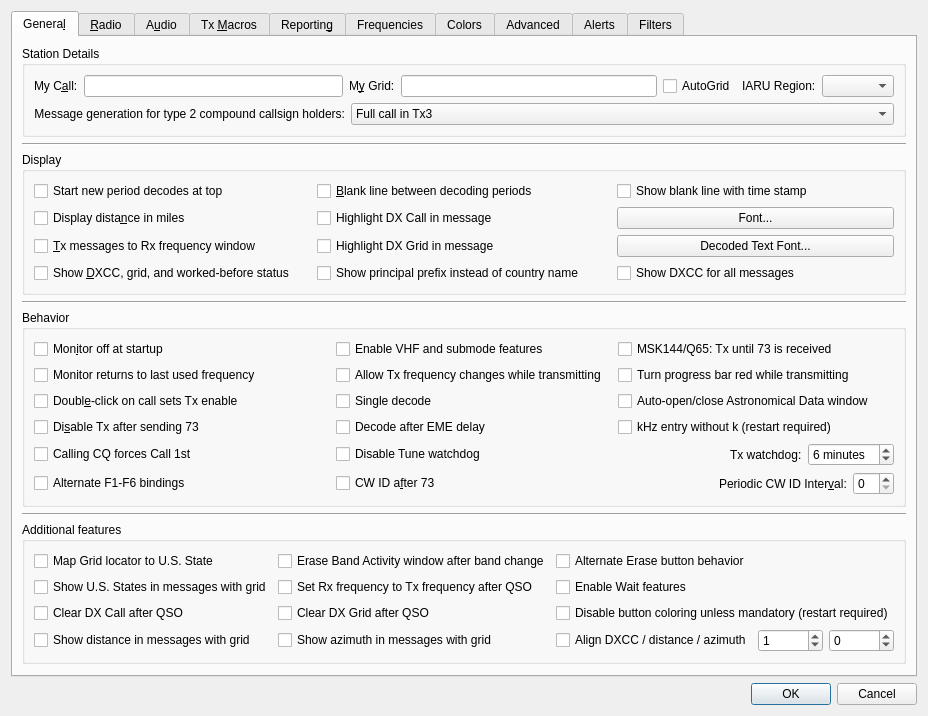
Old version of the form Configuration.ui in the repository uaro-radio/wsjtx.
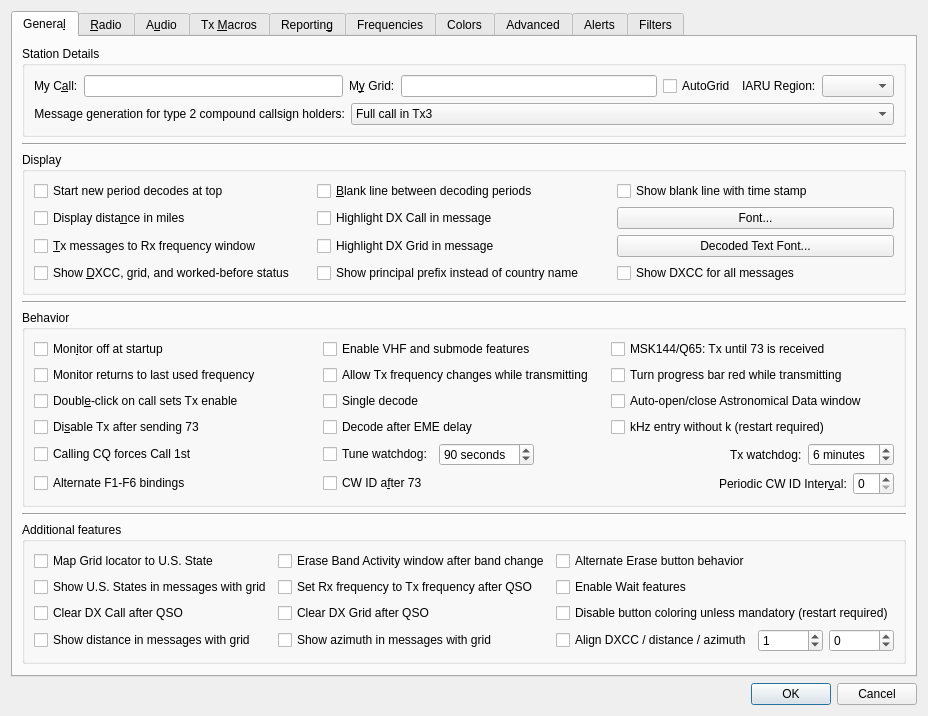
New version of the form. Custom widgets are drawn as their Qt base class.

Commit message: Make Tune watchdog adjustable.

```diff
--- a/Configuration.ui
+++ b/Configuration.ui
@@ -298,29 +298,6 @@
           <string>Behavior</string>
          </property>
          <layout class="QGridLayout" name="gridLayout_8">
-          <item row="1" column="1">
-           <spacer name="horizontalSpacer_14">
-            <property name="orientation">
-             <enum>Qt::Horizontal</enum>
-            </property>
-            <property name="sizeType">
-             <enum>QSizePolicy::Fixed</enum>
-            </property>
-            <property name="sizeHint" stdset="0">
-             <size>
-              <width>20</width>
-              <height>20</height>
-             </size>
-            </property>
-           </spacer>
-          </item>
-          <item row="8" column="0">
-           <widget class="QCheckBox" name="alternate_bindings_check_box">
-            <property name="text">
-             <string>Alternate F1-F6 bindings</string>
-            </property>
-           </widget>
-          </item>
           <item row="6" column="0">
            <widget class="QCheckBox" name="force_call_1st_check_box">
             <property name="text">
@@ -328,53 +305,13 @@
             </property>
            </widget>
           </item>
-          <item row="3" column="2">
+          <item row="3" column="1">
            <widget class="QCheckBox" name="decode_at_52s_check_box">
             <property name="text">
              <string>Decode after EME delay</string>
             </property>
            </widget>
           </item>
-          <item row="2" column="2">
-           <widget class="QCheckBox" name="single_decode_check_box">
-            <property name="text">
-             <string>Single decode</string>
-            </property>
-           </widget>
-          </item>
-          <item row="0" column="0">
-           <widget class="QCheckBox" name="monitor_off_check_box">
-            <property name="toolTip">
-             <string>Don't start decoding until the monitor button is clicked.</string>
-            </property>
-            <property name="text">
-             <string>Mon&amp;itor off at startup</string>
-            </property>
-            <property name="checked">
-             <bool>false</bool>
-            </property>
-           </widget>
-          </item>
-          <item row="1" column="0">
-           <widget class="QCheckBox" name="monitor_last_used_check_box">
-            <property name="toolTip">
-             <string>&lt;html&gt;&lt;head/&gt;&lt;body&gt;&lt;p&gt;Check this if you wish to automatically return to the last monitored frequency when monitor is enabled, leave it unchecked if you wish to have the current rig frequency maintained.&lt;/p&gt;&lt;/body&gt;&lt;/html&gt;</string>
-            </property>
-            <property name="text">
-             <string>Monitor returns to last used frequency</string>
-            </property>
-           </widget>
-          </item>
-          <item row="1" column="3">
-           <widget class="QCheckBox" name="progress_bar_check_box">
-            <property name="toolTip">
-             <string>&lt;html&gt;&lt;head/&gt;&lt;body&gt;&lt;p&gt;Turn the progress bar red while transmitting.&lt;/p&gt;&lt;/body&gt;&lt;/html&gt;</string>
-            </property>
-            <property name="text">
-             <string>Turn progress bar red while transmitting</string>
-            </property>
-           </widget>
-          </item>
           <item row="2" column="0">
            <widget class="QCheckBox" name="quick_call_check_box">
             <property name="toolTip">
@@ -385,7 +322,7 @@
             </property>
            </widget>
           </item>
-          <item row="8" column="2" colspan="2">
+          <item row="8" column="1" colspan="2">
            <layout class="QHBoxLayout" name="horizontalLayout_9">
             <item>
              <widget class="QCheckBox" name="CW_id_after_73_check_box">
@@ -438,18 +375,50 @@
             </item>
            </layout>
           </item>
-          <item row="3" column="0">
-           <widget class="QCheckBox" name="disable_TX_on_73_check_box">
+          <item row="0" column="0">
+           <widget class="QCheckBox" name="monitor_off_check_box">
             <property name="toolTip">
-             <string>Turns off automatic transmissions after sending a 73 or any other free
-text message.</string>
+             <string>Don't start decoding until the monitor button is clicked.</string>
             </property>
             <property name="text">
-             <string>Di&amp;sable Tx after sending 73</string>
+             <string>Mon&amp;itor off at startup</string>
+            </property>
+            <property name="checked">
+             <bool>false</bool>
+            </property>
+           </widget>
+          </item>
+          <item row="2" column="2">
+           <widget class="QCheckBox" name="auto_astro_check_box">
+            <property name="toolTip">
+             <string>&lt;html&gt;&lt;head/&gt;&lt;body&gt;&lt;p&gt;Open the Astronomical Data window automatically when switching to Q65 or JT65 mode and Decode after EME delay is enabled, and close it when no longer needed.&lt;/p&gt;&lt;/body&gt;&lt;/html&gt;</string>
+            </property>
+            <property name="text">
+             <string>Auto-open/close Astronomical Data window</string>
+            </property>
+           </widget>
+          </item>
+          <item row="3" column="2">
+           <widget class="QCheckBox" name="kHz_without_k_check_box">
+            <property name="toolTip">
+             <string>&lt;html&gt;&lt;head/&gt;&lt;body&gt;&lt;p&gt;Allow kHz frequency offset entry without 'k' suffix.&lt;/p&gt;&lt;/body&gt;&lt;/html&gt;</string>
+            </property>
+            <property name="text">
+             <string>kHz entry without k (restart required)</string>
             </property>
            </widget>
           </item>
           <item row="1" column="2">
+           <widget class="QCheckBox" name="progress_bar_check_box">
+            <property name="toolTip">
+             <string>&lt;html&gt;&lt;head/&gt;&lt;body&gt;&lt;p&gt;Turn the progress bar red while transmitting.&lt;/p&gt;&lt;/body&gt;&lt;/html&gt;</string>
+            </property>
+            <property name="text">
+             <string>Turn progress bar red while transmitting</string>
+            </property>
+           </widget>
+          </item>
+          <item row="1" column="1">
            <widget class="QCheckBox" name="tx_QSY_check_box">
             <property name="toolTip">
              <string>&lt;html&gt;&lt;head/&gt;&lt;body&gt;&lt;p&gt;Some rigs are not able to process CAT commands while transmitting. This means that if you are operating in split mode you may have to uncheck this option.&lt;/p&gt;&lt;/body&gt;&lt;/html&gt;</string>
@@ -459,14 +428,14 @@
             </property>
            </widget>
           </item>
-          <item row="0" column="2">
+          <item row="0" column="1">
            <widget class="QCheckBox" name="enable_VHF_features_check_box">
             <property name="text">
              <string>Enable VHF and submode features</string>
             </property>
            </widget>
           </item>
-          <item row="0" column="3">
+          <item row="0" column="2">
            <widget class="QCheckBox" name="repeat_Tx_check_box">
             <property name="toolTip">
              <string>&lt;html&gt;&lt;head/&gt;&lt;body&gt;&lt;p&gt;Tx until 73 is received when in MSK144 or Q65 mode. &lt;/p&gt;&lt;/body&gt;&lt;/html&gt;</string>
@@ -476,15 +445,38 @@
             </property>
            </widget>
           </item>
-          <item row="6" column="2" colspan="2">
+          <item row="2" column="1">
+           <widget class="QCheckBox" name="single_decode_check_box">
+            <property name="text">
+             <string>Single decode</string>
+            </property>
+           </widget>
+          </item>
+          <item row="6" column="1" colspan="2">
            <layout class="QHBoxLayout" name="horizontalLayout_12">
             <item>
-             <widget class="QCheckBox" name="disable_Tune_watchdog_check_box">
+             <widget class="QCheckBox" name="tune_watchdog_check_box">
               <property name="toolTip">
                <string>&lt;html&gt;&lt;head/&gt;&lt;body&gt;&lt;p&gt;Disable the Tune watchdog.&lt;/p&gt;&lt;/body&gt;&lt;/html&gt;</string>
               </property>
               <property name="text">
-               <string>Disable Tune watchdog</string>
+               <string>Tune watchdog:</string>
+              </property>
+             </widget>
+            </item>
+            <item>
+             <widget class="QSpinBox" name="tune_watchdog_spin_box">
+              <property name="toolTip">
+               <string>&lt;html&gt;&lt;head/&gt;&lt;body&gt;&lt;p&gt;Number of seconds before Tune is aborted&lt;/p&gt;&lt;/body&gt;&lt;/html&gt;</string>
+              </property>
+              <property name="suffix">
+               <string> seconds</string>
+              </property>
+              <property name="maximum">
+               <number>300</number>
+              </property>
+              <property name="value">
+               <number>90</number>
               </property>
              </widget>
             </item>
@@ -532,23 +524,31 @@
             </item>
            </layout>
           </item>
-          <item row="2" column="3">
-           <widget class="QCheckBox" name="auto_astro_check_box">
+          <item row="8" column="0">
+           <widget class="QCheckBox" name="alternate_bindings_check_box">
+            <property name="text">
+             <string>Alternate F1-F6 bindings</string>
+            </property>
+           </widget>
+          </item>
+          <item row="1" column="0">
+           <widget class="QCheckBox" name="monitor_last_used_check_box">
             <property name="toolTip">
-             <string>&lt;html&gt;&lt;head/&gt;&lt;body&gt;&lt;p&gt;Open the Astronomical Data window automatically when switching to Q65 or JT65 mode and Decode after EME delay is enabled, and close it when no longer needed.&lt;/p&gt;&lt;/body&gt;&lt;/html&gt;</string>
+             <string>&lt;html&gt;&lt;head/&gt;&lt;body&gt;&lt;p&gt;Check this if you wish to automatically return to the last monitored frequency when monitor is enabled, leave it unchecked if you wish to have the current rig frequency maintained.&lt;/p&gt;&lt;/body&gt;&lt;/html&gt;</string>
             </property>
             <property name="text">
-             <string>Auto-open/close Astronomical Data window</string>
+             <string>Monitor returns to last used frequency</string>
             </property>
            </widget>
           </item>
-          <item row="3" column="3">
-           <widget class="QCheckBox" name="kHz_without_k_check_box">
+          <item row="3" column="0">
+           <widget class="QCheckBox" name="disable_TX_on_73_check_box">
             <property name="toolTip">
-             <string>&lt;html&gt;&lt;head/&gt;&lt;body&gt;&lt;p&gt;Allow kHz frequency offset entry without 'k' suffix.&lt;/p&gt;&lt;/body&gt;&lt;/html&gt;</string>
+             <string>Turns off automatic transmissions after sending a 73 or any other free
+text message.</string>
             </property>
             <property name="text">
-             <string>kHz entry without k (restart required)</string>
+             <string>Di&amp;sable Tx after sending 73</string>
             </property>
            </widget>
           </item>
```
Left out of the diff: 8 changed lines with no effect on the pictures. The commit also changes 17 other files.
